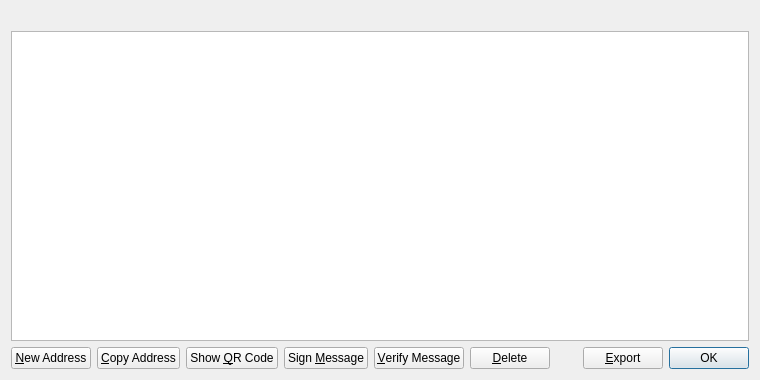
The window that src/qt/forms/addressbookpage.ui (CatcoinOfficial/CatcoinRelease) describes before a commit, drawn with Qt 5.
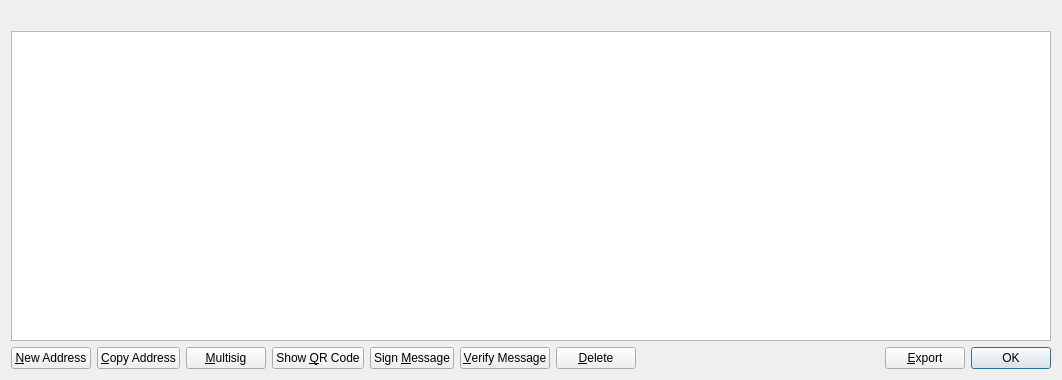
The same window after the commit. Icons and pictures are not drawn.

Commit message: Added missing UI files for MultiSig

```diff
--- a/src/qt/forms/addressbookpage.ui
+++ b/src/qt/forms/addressbookpage.ui
@@ -6,7 +6,7 @@
    <rect>
     <x>0</x>
     <y>0</y>
-    <width>760</width>
+    <width>1062</width>
     <height>380</height>
    </rect>
   </property>
@@ -82,6 +82,20 @@
        </property>
       </widget>
      </item>
+     <item>
+      <widget class="QPushButton" name="multisigButton">
+       <property name="toolTip">
+        <string>Create or import a multisig address</string>
+       </property>
+       <property name="text">
+        <string>&amp;Multisig</string>
+       </property>
+       <property name="icon">
+        <iconset resource="../catcoin.qrc">
+         <normaloff>:/icons/multisig</normaloff>:/icons/multisig</iconset>
+       </property>
+      </widget>
+     </item>
      <item>
       <widget class="QPushButton" name="showQRCode">
        <property name="text">
```
Left out of the diff: 16 changed lines with no effect on the pictures. The commit also changes 2 other files.
